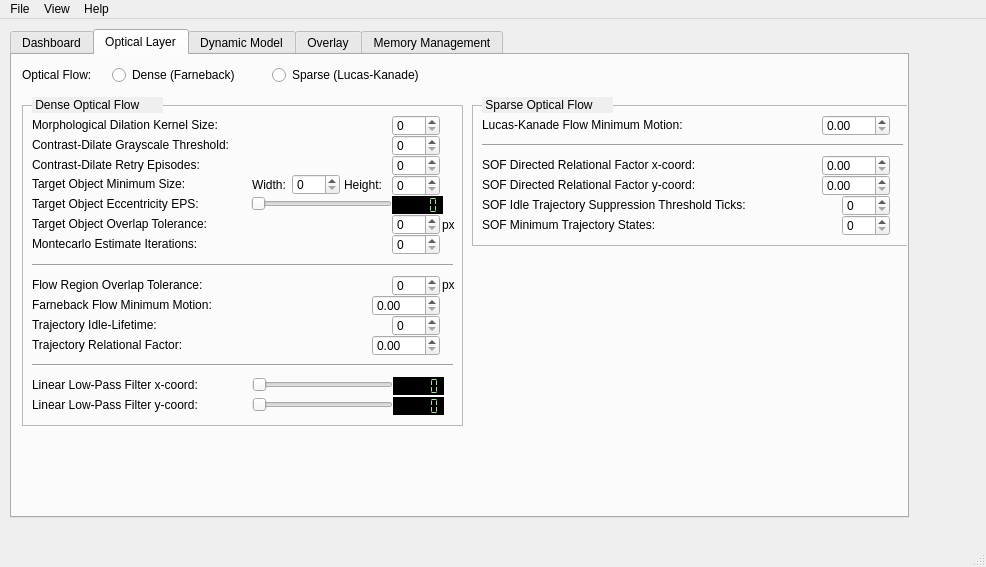
First picture: the form in TrackerRT_UI/mainwindow.ui, repository hvictor/Release, before the edit.
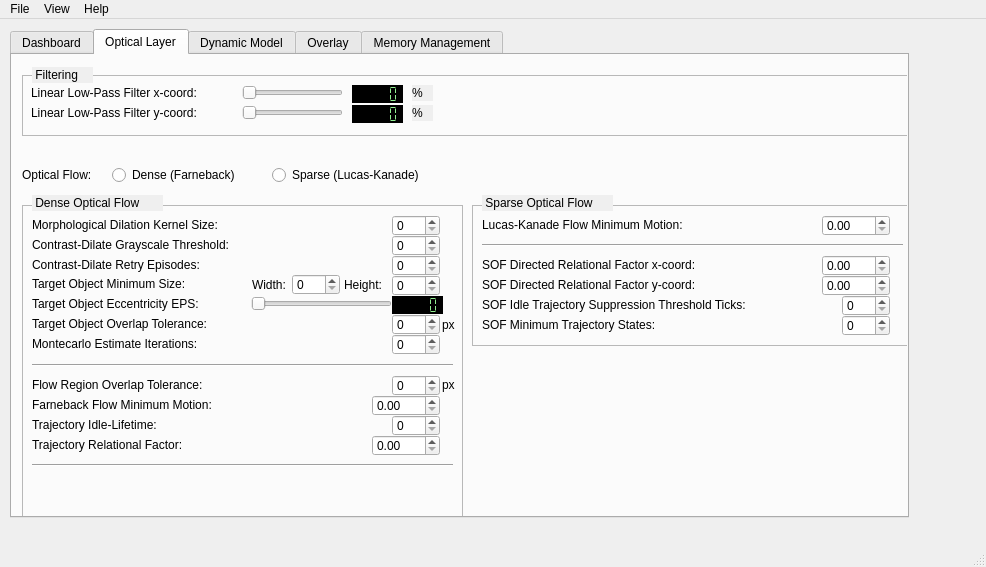
Second picture: the form after the edit. The open tabs and pages were chosen to show the change. Custom widgets are drawn as their Qt base class.

```diff
--- a/TrackerRT_UI/mainwindow.ui
+++ b/TrackerRT_UI/mainwindow.ui
@@ -1250,7 +1250,7 @@
          <property name="geometry">
           <rect>
            <x>10</x>
-           <y>50</y>
+           <y>150</y>
            <width>441</width>
            <height>321</height>
           </rect>
@@ -1707,44 +1707,6 @@
            </rect>
           </property>
          </widget>
-         <widget class="QLabel" name="label_49">
-          <property name="geometry">
-           <rect>
-            <x>10</x>
-            <y>270</y>
-            <width>241</width>
-            <height>20</height>
-           </rect>
-          </property>
-          <property name="font">
-           <font>
-            <weight>50</weight>
-            <bold>false</bold>
-           </font>
-          </property>
-          <property name="text">
-           <string>Linear Low-Pass Filter x-coord:</string>
-          </property>
-         </widget>
-         <widget class="QLabel" name="label_50">
-          <property name="geometry">
-           <rect>
-            <x>10</x>
-            <y>290</y>
-            <width>241</width>
-            <height>20</height>
-           </rect>
-          </property>
-          <property name="font">
-           <font>
-            <weight>50</weight>
-            <bold>false</bold>
-           </font>
-          </property>
-          <property name="text">
-           <string>Linear Low-Pass Filter y-coord:</string>
-          </property>
-         </widget>
          <widget class="Line" name="line_10">
           <property name="geometry">
            <rect>
@@ -1758,88 +1720,12 @@
            <enum>Qt::Horizontal</enum>
           </property>
          </widget>
-         <widget class="QLCDNumber" name="lcdTargetObjectEccentricty_2">
-          <property name="enabled">
-           <bool>true</bool>
-          </property>
-          <property name="geometry">
-           <rect>
-            <x>371</x>
-            <y>272</y>
-            <width>51</width>
-            <height>18</height>
-           </rect>
-          </property>
-          <property name="styleSheet">
-           <string notr="true">background-color: black; color: lightgreen;</string>
-          </property>
-          <property name="segmentStyle">
-           <enum>QLCDNumber::Flat</enum>
-          </property>
-         </widget>
-         <widget class="QSlider" name="horizontalSlider_7">
-          <property name="geometry">
-           <rect>
-            <x>230</x>
-            <y>270</y>
-            <width>141</width>
-            <height>20</height>
-           </rect>
-          </property>
-          <property name="minimum">
-           <number>1</number>
-          </property>
-          <property name="maximum">
-           <number>100</number>
-          </property>
-          <property name="orientation">
-           <enum>Qt::Horizontal</enum>
-          </property>
-         </widget>
-         <widget class="QLCDNumber" name="lcdTargetObjectEccentricty_3">
-          <property name="enabled">
-           <bool>true</bool>
-          </property>
-          <property name="geometry">
-           <rect>
-            <x>371</x>
-            <y>292</y>
-            <width>51</width>
-            <height>18</height>
-           </rect>
-          </property>
-          <property name="styleSheet">
-           <string notr="true">background-color: black; color: lightgreen;</string>
-          </property>
-          <property name="segmentStyle">
-           <enum>QLCDNumber::Flat</enum>
-          </property>
-         </widget>
-         <widget class="QSlider" name="horizontalSlider_8">
-          <property name="geometry">
-           <rect>
-            <x>230</x>
-            <y>290</y>
-            <width>141</width>
-            <height>20</height>
-           </rect>
-          </property>
-          <property name="minimum">
-           <number>1</number>
-          </property>
-          <property name="maximum">
-           <number>100</number>
-          </property>
-          <property name="orientation">
-           <enum>Qt::Horizontal</enum>
-          </property>
-         </widget>
         </widget>
         <widget class="QFrame" name="frame_3">
          <property name="geometry">
           <rect>
            <x>460</x>
-           <y>50</y>
+           <y>150</y>
            <width>441</width>
            <height>141</height>
           </rect>
@@ -2013,7 +1899,7 @@
          <property name="geometry">
           <rect>
            <x>20</x>
-           <y>42</y>
+           <y>140</y>
            <width>131</width>
            <height>16</height>
           </rect>
@@ -2029,7 +1915,7 @@
          <property name="geometry">
           <rect>
            <x>470</x>
-           <y>42</y>
+           <y>140</y>
            <width>131</width>
            <height>16</height>
           </rect>
@@ -2045,7 +1931,7 @@
          <property name="geometry">
           <rect>
            <x>100</x>
-           <y>10</y>
+           <y>110</y>
            <width>151</width>
            <height>20</height>
           </rect>
@@ -2058,7 +1944,7 @@
          <property name="geometry">
           <rect>
            <x>260</x>
-           <y>10</y>
+           <y>110</y>
            <width>181</width>
            <height>20</height>
           </rect>
@@ -2071,7 +1957,7 @@
          <property name="geometry">
           <rect>
            <x>10</x>
-           <y>10</y>
+           <y>110</y>
            <width>91</width>
            <height>20</height>
           </rect>
@@ -2080,6 +1966,204 @@
           <string>Optical Flow:</string>
          </property>
         </widget>
+        <widget class="QFrame" name="frame_5">
+         <property name="geometry">
+          <rect>
+           <x>10</x>
+           <y>20</y>
+           <width>891</width>
+           <height>61</height>
+          </rect>
+         </property>
+         <property name="frameShape">
+          <enum>QFrame::StyledPanel</enum>
+         </property>
+         <property name="frameShadow">
+          <enum>QFrame::Raised</enum>
+         </property>
+         <widget class="QSpinBox" name="spinBox_12">
+          <property name="geometry">
+           <rect>
+            <x>370</x>
+            <y>90</y>
+            <width>48</width>
+            <height>21</height>
+           </rect>
+          </property>
+         </widget>
+         <widget class="QSpinBox" name="spinBox_13">
+          <property name="geometry">
+           <rect>
+            <x>370</x>
+            <y>110</y>
+            <width>48</width>
+            <height>21</height>
+           </rect>
+          </property>
+         </widget>
+         <widget class="QLabel" name="label_50">
+          <property name="geometry">
+           <rect>
+            <x>9</x>
+            <y>28</y>
+            <width>241</width>
+            <height>20</height>
+           </rect>
+          </property>
+          <property name="font">
+           <font>
+            <weight>50</weight>
+            <bold>false</bold>
+           </font>
+          </property>
+          <property name="text">
+           <string>Linear Low-Pass Filter y-coord:</string>
+          </property>
+         </widget>
+         <widget class="QLCDNumber" name="lcdTargetObjectEccentricty_2">
+          <property name="enabled">
+           <bool>true</bool>
+          </property>
+          <property name="geometry">
+           <rect>
+            <x>330</x>
+            <y>10</y>
+            <width>51</width>
+            <height>18</height>
+           </rect>
+          </property>
+          <property name="styleSheet">
+           <string notr="true">background-color: black; color: lightgreen;</string>
+          </property>
+          <property name="segmentStyle">
+           <enum>QLCDNumber::Flat</enum>
+          </property>
+         </widget>
+         <widget class="QSlider" name="lowPassXSlider">
+          <property name="geometry">
+           <rect>
+            <x>220</x>
+            <y>8</y>
+            <width>101</width>
+            <height>20</height>
+           </rect>
+          </property>
+          <property name="minimum">
+           <number>50</number>
+          </property>
+          <property name="maximum">
+           <number>100</number>
+          </property>
+          <property name="orientation">
+           <enum>Qt::Horizontal</enum>
+          </property>
+         </widget>
+         <widget class="QLCDNumber" name="lcdTargetObjectEccentricty_3">
+          <property name="enabled">
+           <bool>true</bool>
+          </property>
+          <property name="geometry">
+           <rect>
+            <x>330</x>
+            <y>30</y>
+            <width>51</width>
+            <height>18</height>
+           </rect>
+          </property>
+          <property name="styleSheet">
+           <string notr="true">background-color: black; color: lightgreen;</string>
+          </property>
+          <property name="segmentStyle">
+           <enum>QLCDNumber::Flat</enum>
+          </property>
+         </widget>
+         <widget class="QLabel" name="label_49">
+          <property name="geometry">
+           <rect>
+            <x>9</x>
+            <y>8</y>
+            <width>211</width>
+            <height>20</height>
+           </rect>
+          </property>
+          <property name="font">
+           <font>
+            <weight>50</weight>
+            <bold>false</bold>
+           </font>
+          </property>
+          <property name="text">
+           <string>Linear Low-Pass Filter x-coord:</string>
+          </property>
+         </widget>
+         <widget class="QSlider" name="lowPassYSlider">
+          <property name="geometry">
+           <rect>
+            <x>220</x>
+            <y>28</y>
+            <width>101</width>
+            <height>20</height>
+           </rect>
+          </property>
+          <property name="minimum">
+           <number>50</number>
+          </property>
+          <property name="maximum">
+           <number>100</number>
+          </property>
+          <property name="orientation">
+           <enum>Qt::Horizontal</enum>
+          </property>
+         </widget>
+        </widget>
+        <widget class="QLabel" name="label_59">
+         <property name="geometry">
+          <rect>
+           <x>20</x>
+           <y>12</y>
+           <width>61</width>
+           <height>16</height>
+          </rect>
+         </property>
+         <property name="autoFillBackground">
+          <bool>true</bool>
+         </property>
+         <property name="text">
+          <string> Filtering</string>
+         </property>
+        </widget>
+        <widget class="QLabel" name="label_60">
+         <property name="geometry">
+          <rect>
+           <x>400</x>
+           <y>30</y>
+           <width>21</width>
+           <height>16</height>
+          </rect>
+         </property>
+         <property name="autoFillBackground">
+          <bool>true</bool>
+         </property>
+         <property name="text">
+          <string>%</string>
+         </property>
+        </widget>
+        <widget class="QLabel" name="label_61">
+         <property name="geometry">
+          <rect>
+           <x>400</x>
+           <y>50</y>
+           <width>21</width>
+           <height>16</height>
+          </rect>
+         </property>
+         <property name="autoFillBackground">
+          <bool>true</bool>
+         </property>
+         <property name="text">
+          <string>%</string>
+         </property>
+        </widget>
        </widget>
        <widget class="QWidget" name="tab_4">
         <attribute name="title">
```
Left out of the diff: 70 changed lines with no effect on the pictures.
